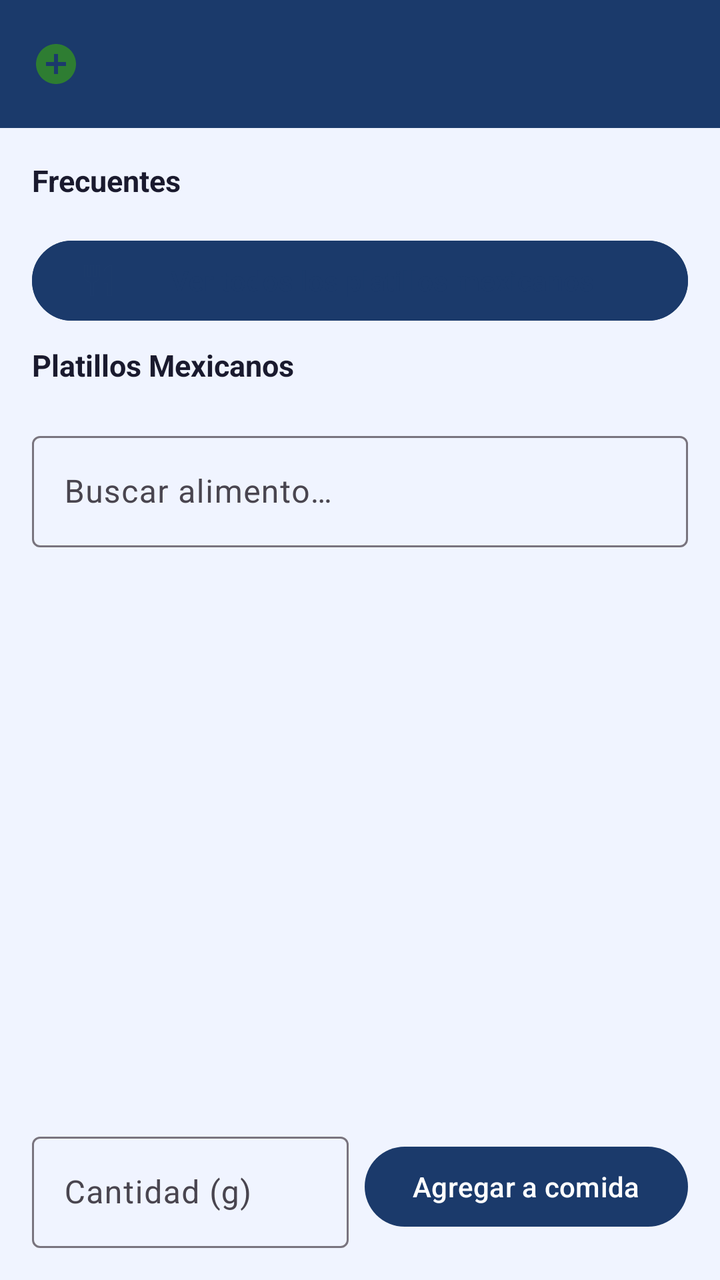
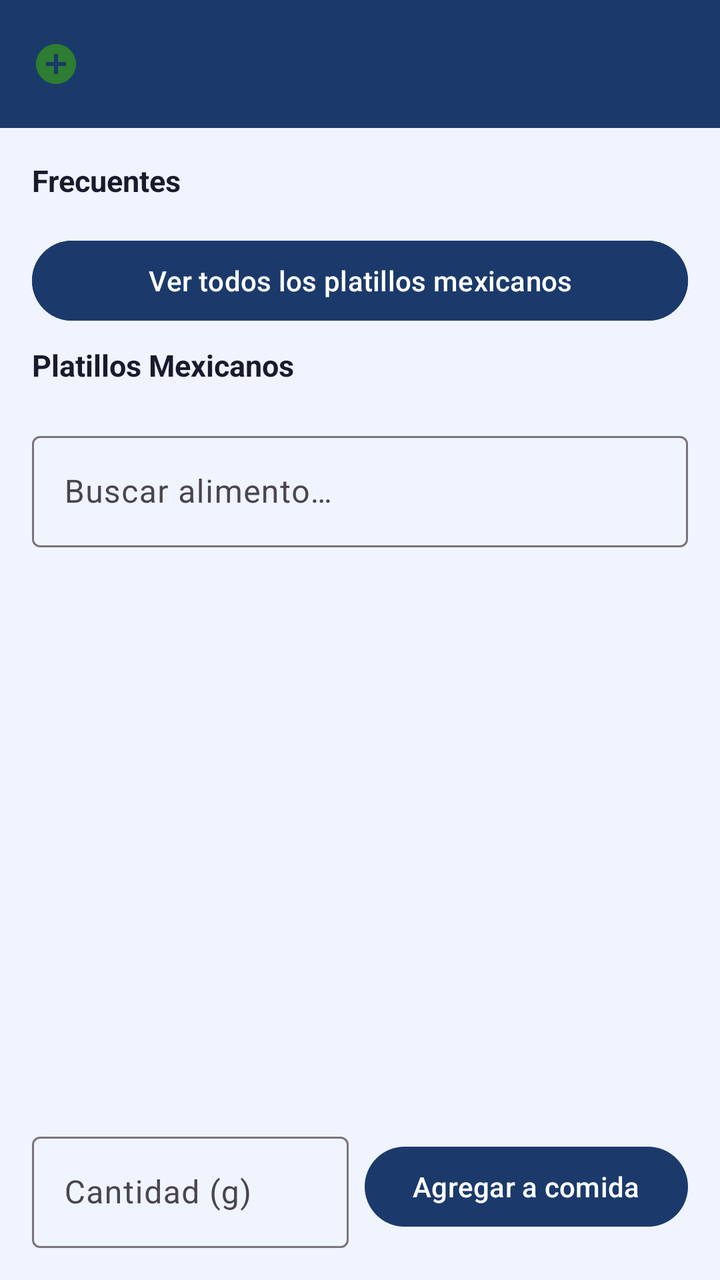

An Android layout rendered at two revisions. The XML below is the earlier revision; the diff shows what the commit changed to produce the second picture.
<!-- AndroidManifest.xml: application theme Theme.GymApp -->
<!-- res/layout/fragment_meal_log.xml -->
<?xml version="1.0" encoding="utf-8"?>
<androidx.coordinatorlayout.widget.CoordinatorLayout
    xmlns:android="http://schemas.android.com/apk/res/android"
    xmlns:app="http://schemas.android.com/apk/res-auto"
    android:layout_width="match_parent"
    android:layout_height="match_parent"
    android:background="@color/colorBackground">

    <com.google.android.material.appbar.AppBarLayout
        android:layout_width="match_parent"
        android:layout_height="wrap_content">

        <androidx.appcompat.widget.Toolbar
            android:id="@+id/toolbar_meal_log"
            android:layout_width="match_parent"
            android:layout_height="?attr/actionBarSize"
            android:background="@color/colorPrimary"
            app:navigationIcon="@drawable/ic_add_circle"
            app:titleTextColor="@color/white" />

    </com.google.android.material.appbar.AppBarLayout>

    <LinearLayout
        android:layout_width="match_parent"
        android:layout_height="match_parent"
        android:orientation="vertical"
        android:padding="16dp"
        app:layout_behavior="@string/appbar_scrolling_view_behavior">

        
        <TextView
            android:layout_width="match_parent"
            android:layout_height="wrap_content"
            android:text="Frecuentes"
            android:textSize="15sp"
            android:textStyle="bold"
            android:textColor="#1A1A2E"
            android:paddingStart="0dp"
            android:paddingEnd="0dp"
            android:paddingTop="0dp"
            android:paddingBottom="8dp"/>

        <androidx.recyclerview.widget.RecyclerView
            android:id="@+id/rv_favorites"
            android:layout_width="match_parent"
            android:layout_height="wrap_content"
            android:clipToPadding="false"
            android:paddingBottom="8dp"
            android:orientation="horizontal"/>

        
        <com.google.android.material.button.MaterialButton
            android:id="@+id/btn_browse_recipes"
            android:layout_width="match_parent"
            android:layout_height="wrap_content"
            android:layout_marginBottom="8dp"
            android:text="Ver todos los platillos mexicanos"
            app:backgroundTint="@color/colorPrimary"
            app:icon="@drawable/ic_nutrition"
            style="@style/Widget.Material3.Button.OutlinedButton"
            app:strokeColor="@color/colorPrimary"
            android:textColor="@color/colorPrimary" />

        <TextView
            android:layout_width="match_parent"
            android:layout_height="wrap_content"
            android:text="Platillos Mexicanos"
            android:textSize="15sp"
            android:textStyle="bold"
            android:textColor="#1A1A2E"
            android:paddingBottom="8dp"/>

        <androidx.recyclerview.widget.RecyclerView
            android:id="@+id/rv_recipes"
            android:layout_width="match_parent"
            android:layout_height="wrap_content"
            android:clipToPadding="false"
            android:paddingBottom="12dp"
            android:orientation="horizontal"/>

        
        <com.google.android.material.textfield.TextInputLayout
            android:layout_width="match_parent"
            android:layout_height="wrap_content"
            android:layout_marginBottom="8dp"
            style="@style/Widget.Material3.TextInputLayout.OutlinedBox">

            <com.google.android.material.textfield.TextInputEditText
                android:id="@+id/et_food_search"
                android:layout_width="match_parent"
                android:layout_height="wrap_content"
                android:hint="@string/meal_search_hint"
                android:inputType="text"
                android:imeOptions="actionSearch" />

        </com.google.android.material.textfield.TextInputLayout>

        
        <ProgressBar
            android:id="@+id/progress_search"
            android:layout_width="match_parent"
            android:layout_height="4dp"
            style="?android:attr/progressBarStyleHorizontal"
            android:indeterminate="true"
            android:visibility="gone"
            android:layout_marginBottom="8dp" />

        
        <TextView
            android:id="@+id/tv_selected_food"
            android:layout_width="match_parent"
            android:layout_height="wrap_content"
            android:textSize="13sp"
            android:textColor="@color/colorPrimary"
            android:textStyle="bold"
            android:layout_marginBottom="8dp"
            android:visibility="gone" />

        
        <androidx.recyclerview.widget.RecyclerView
            android:id="@+id/rv_food_results"
            android:layout_width="match_parent"
            android:layout_height="0dp"
            android:layout_weight="1"
            android:layout_marginBottom="8dp" />

        
        <LinearLayout
            android:layout_width="match_parent"
            android:layout_height="wrap_content"
            android:orientation="horizontal"
            android:gravity="center_vertical">

            <com.google.android.material.textfield.TextInputLayout
                android:layout_width="0dp"
                android:layout_height="wrap_content"
                android:layout_weight="1"
                android:layout_marginEnd="8dp"
                style="@style/Widget.Material3.TextInputLayout.OutlinedBox">

                <com.google.android.material.textfield.TextInputEditText
                    android:id="@+id/et_quantity"
                    android:layout_width="match_parent"
                    android:layout_height="wrap_content"
                    android:hint="@string/meal_quantity_hint"
                    android:inputType="numberDecimal"
                    android:enabled="false" />

            </com.google.android.material.textfield.TextInputLayout>

            <com.google.android.material.button.MaterialButton
                android:id="@+id/btn_save_food_entry"
                android:layout_width="wrap_content"
                android:layout_height="wrap_content"
                android:text="@string/meal_save_button"
                app:backgroundTint="@color/colorPrimary"
                android:textColor="@color/white"
                android:enabled="false" />

        </LinearLayout>

    </LinearLayout>

</androidx.coordinatorlayout.widget.CoordinatorLayout>
<!-- resources referenced by this layout -->
<resources>
  <color name="colorBackground">#F0F4FF</color>
  <color name="colorPrimary">#1B3A6B</color>
  <color name="white">#FFFFFF</color>
  <!-- drawable ic_add_circle (drawable) -->
  <vector xmlns:android="http://schemas.android.com/apk/res/android"
      android:width="24dp"
      android:height="24dp"
      android:viewportWidth="24"
      android:viewportHeight="24">
      <path
          android:fillColor="#2E7D32"
          android:pathData="M12,2C6.48,2 2,6.48 2,12s4.48,10 10,10 10,-4.48 10,-10S17.52,2 12,2zM17,13h-4v4h-2v-4H7v-2h4V7h2v4h4v2z"/>
  </vector>
  <!-- drawable ic_nutrition (drawable) -->
  <vector xmlns:android="http://schemas.android.com/apk/res/android"
      android:width="24dp"
      android:height="24dp"
      android:viewportWidth="24"
      android:viewportHeight="24">
      <path
          android:fillColor="#FF212121"
          android:pathData="M11,9H9V2H7v7H5V2H3v7c0,2.12 1.66,3.84 3.75,3.97V22h2.5v-9.03C11.34,12.84 13,11.12 13,9V2h-2v7zM16,6v8h2.5v8H21V2c-2.76,0 -5,2.24 -5,4z"/>
  </vector>
  <string name="meal_quantity_hint">Cantidad (g)</string>
  <string name="meal_save_button">Agregar a comida</string>
  <string name="meal_search_hint">Buscar alimento…</string>
  <style name="Theme.GymApp" parent="Theme.Material3.Light.NoActionBar">
          <item name="colorPrimary">@color/colorPrimary</item>
          <item name="colorPrimaryVariant">@color/colorPrimaryVariant</item>
          <item name="colorOnPrimary">@color/colorOnPrimary</item>
          <item name="colorSecondary">@color/colorSecondary</item>
          <item name="colorOnSecondary">@color/colorOnSecondary</item>
          <item name="colorError">@color/colorError</item>
          <item name="colorOnError">@color/colorOnError</item>
          <item name="colorSurface">@color/colorSurface</item>
          <item name="colorOnSurface">@color/colorOnSurface</item>
          <item name="android:colorBackground">@color/colorBackground</item>
          <item name="colorOnBackground">@color/colorOnBackground</item>
          <item name="android:statusBarColor" tools:targetApi="l">@color/colorPrimaryDark</item>
      </style>
  <color name="colorPrimaryVariant">#0F2549</color>
  <color name="colorOnPrimary">#FFFFFF</color>
  <color name="colorSecondary">#38BDF8</color>
  <color name="colorOnSecondary">#0F2549</color>
  <color name="colorError">#EF4444</color>
  <color name="colorOnError">#FFFFFF</color>
  <color name="colorSurface">#FFFFFF</color>
  <color name="colorOnSurface">#1A1A2E</color>
  <color name="colorOnBackground">#1A1A2E</color>
  <color name="colorPrimaryDark">#0F2549</color>
</resources>

<!-- the commit's change to res/layout/fragment_meal_log.xml (unified diff, before → after) -->
@@ -52,14 +52,11 @@
         <com.google.android.material.button.MaterialButton
             android:id="@+id/btn_browse_recipes"
             android:layout_width="match_parent"
-            android:layout_height="wrap_content"
+            android:layout_height="48dp"
             android:layout_marginBottom="8dp"
             android:text="Ver todos los platillos mexicanos"
-            app:backgroundTint="@color/colorPrimary"
-            app:icon="@drawable/ic_nutrition"
-            style="@style/Widget.Material3.Button.OutlinedButton"
-            app:strokeColor="@color/colorPrimary"
-            android:textColor="@color/colorPrimary" />
+            android:textColor="@color/white"
+            android:backgroundTint="@color/colorPrimary" />
 
         <TextView
             android:layout_width="match_parent"
<!-- resource entries referenced after the edit -->
@@ -12,16 +12,6 @@
       <path
           android:fillColor="#2E7D32"
           android:pathData="M12,2C6.48,2 2,6.48 2,12s4.48,10 10,10 10,-4.48 10,-10S17.52,2 12,2zM17,13h-4v4h-2v-4H7v-2h4V7h2v4h4v2z"/>
-  </vector>
-  <!-- drawable ic_nutrition (drawable) -->
-  <vector xmlns:android="http://schemas.android.com/apk/res/android"
-      android:width="24dp"
-      android:height="24dp"
-      android:viewportWidth="24"
-      android:viewportHeight="24">
-      <path
-          android:fillColor="#FF212121"
-          android:pathData="M11,9H9V2H7v7H5V2H3v7c0,2.12 1.66,3.84 3.75,3.97V22h2.5v-9.03C11.34,12.84 13,11.12 13,9V2h-2v7zM16,6v8h2.5v8H21V2c-2.76,0 -5,2.24 -5,4z"/>
   </vector>
   <string name="meal_quantity_hint">Cantidad (g)</string>
   <string name="meal_save_button">Agregar a comida</string>
